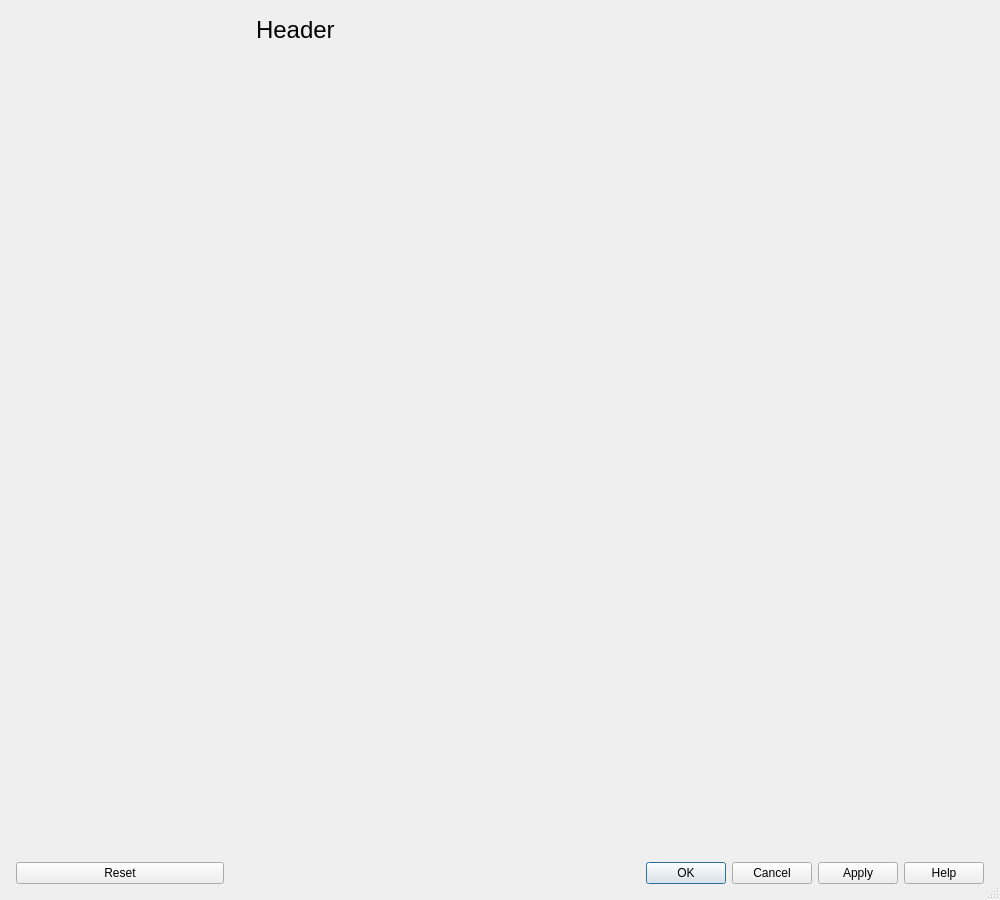
This is src/Gui/DlgPreferences.ui in southseact-3d/fcd as Qt 5 draws it before an edit. The edited form follows.
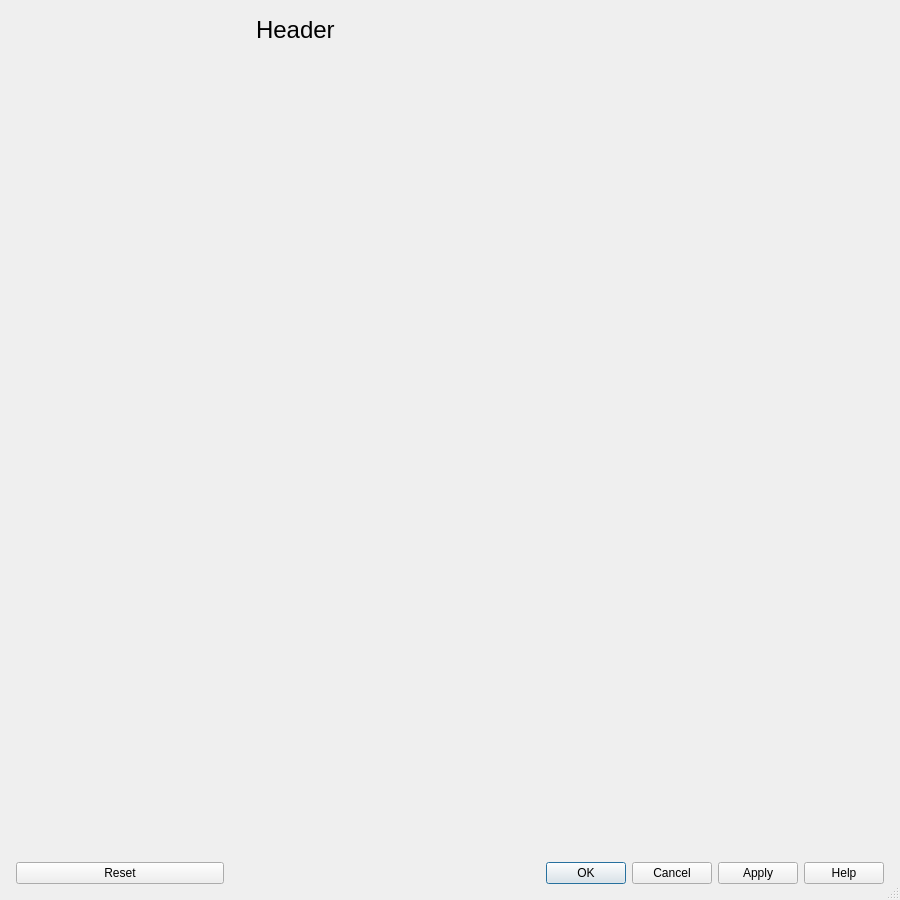
This is the edited form.

Commit message:
Gui: Allow narrower preferences dialog
This commit introduces optional horizontal scrollbar, looses up the minimum size applied to dialog and narrows a dialog a little bit by default.

Patch:
```diff
--- a/src/Gui/DlgPreferences.ui
+++ b/src/Gui/DlgPreferences.ui
@@ -6,13 +6,13 @@
    <rect>
     <x>0</x>
     <y>0</y>
-    <width>1000</width>
+    <width>900</width>
     <height>900</height>
    </rect>
   </property>
   <property name="minimumSize">
    <size>
-    <width>1000</width>
+    <width>600</width>
     <height>500</height>
    </size>
   </property>
@@ -226,7 +226,7 @@
            <enum>QFrame::NoFrame</enum>
           </property>
           <property name="horizontalScrollBarPolicy">
-           <enum>Qt::ScrollBarAlwaysOff</enum>
+           <enum>Qt::ScrollBarAsNeeded</enum>
           </property>
           <property name="sizeAdjustPolicy">
            <enum>QAbstractScrollArea::AdjustIgnored</enum>
@@ -239,8 +239,8 @@
             <rect>
              <x>0</x>
              <y>0</y>
-             <width>726</width>
-             <height>669</height>
+             <width>626</width>
+             <height>772</height>
             </rect>
            </property>
            <property name="sizePolicy">
```
